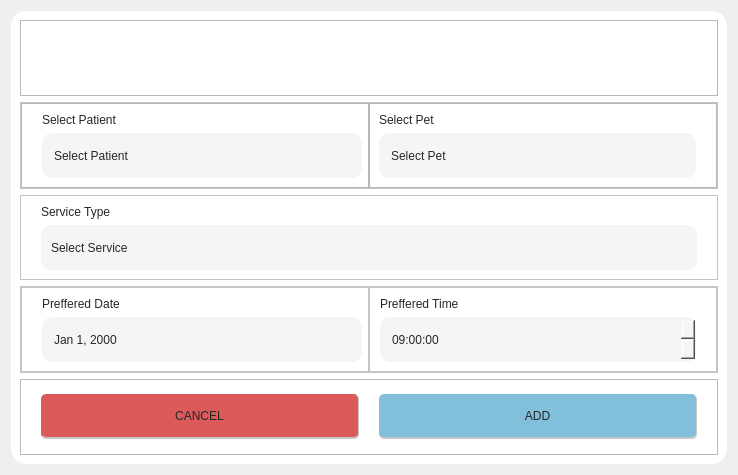
First picture: the form in Desktop_Application/Frontend/addAppointmentCard.ui, repository DreddVDomasian/Petmate-Desktop-Application, before the edit.
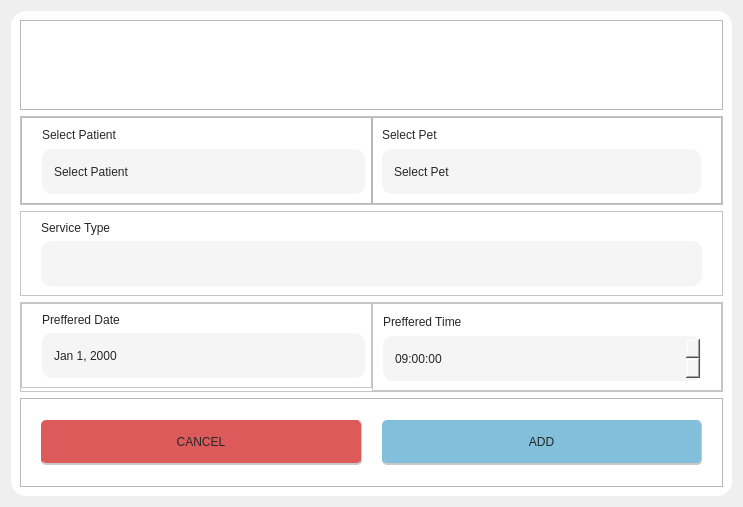
Second picture: the form after the edit. Icons and pictures are not drawn.

Commit message:
update calendar in appointment
set a minimum date to pick

What changed in the file:
```diff
--- a/Desktop_Application/Frontend/addAppointmentCard.ui
+++ b/Desktop_Application/Frontend/addAppointmentCard.ui
@@ -6,8 +6,8 @@
    <rect>
     <x>0</x>
     <y>0</y>
-    <width>738</width>
-    <height>475</height>
+    <width>743</width>
+    <height>507</height>
    </rect>
   </property>
   <property name="windowTitle">
@@ -460,19 +460,14 @@
             <bool>false</bool>
            </property>
            <property name="currentText">
-            <string>Select Service</string>
+            <string/>
            </property>
            <property name="currentIndex">
-            <number>0</number>
+            <number>-1</number>
            </property>
            <property name="maxVisibleItems">
             <number>10</number>
            </property>
-           <item>
-            <property name="text">
-             <string>Select Service</string>
-            </property>
-           </item>
            <item>
             <property name="text">
              <string>Vaccination</string>
```
The commit also changes 4 other files.
